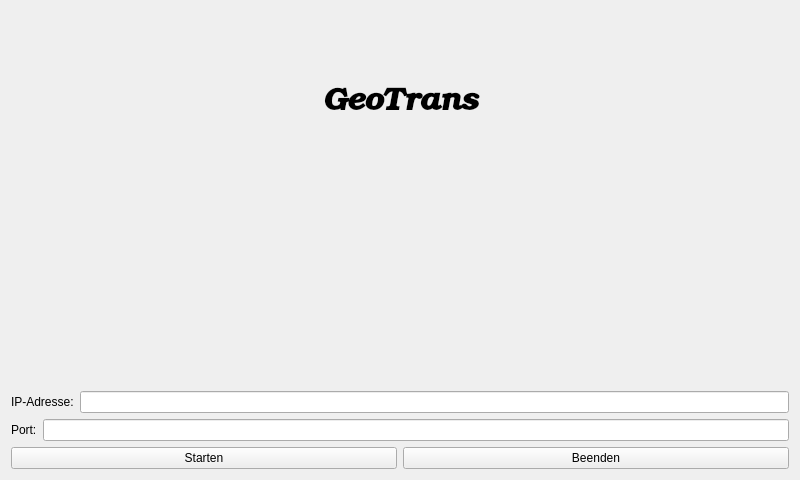
joergpauly/geotrans-megamover, file geotrans.ui: the form before one commit.
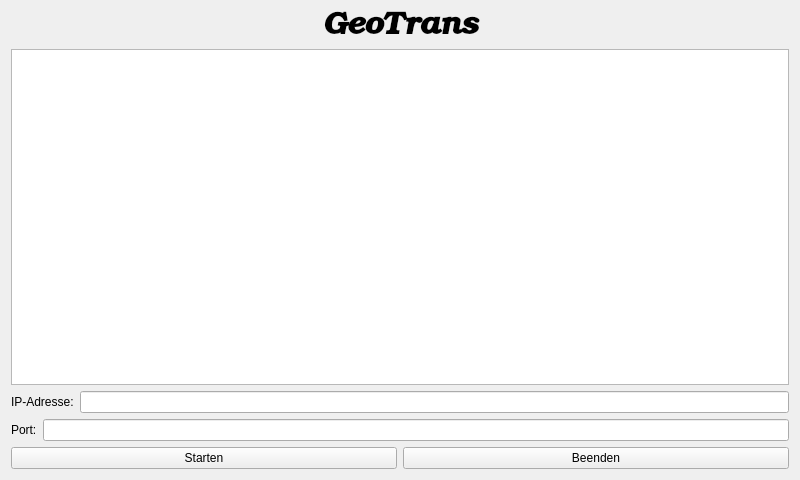
The form after the commit.

Patch:
```diff
--- a/geotrans.ui
+++ b/geotrans.ui
@@ -35,9 +35,14 @@
      </widget>
     </item>
     <item>
-     <widget class="QLabel" name="lblState">
-      <property name="text">
-       <string/>
+     <widget class="QTextEdit" name="txtState">
+      <property name="font">
+       <font>
+        <pointsize>20</pointsize>
+       </font>
+      </property>
+      <property name="readOnly">
+       <bool>true</bool>
       </property>
      </widget>
     </item>
```
